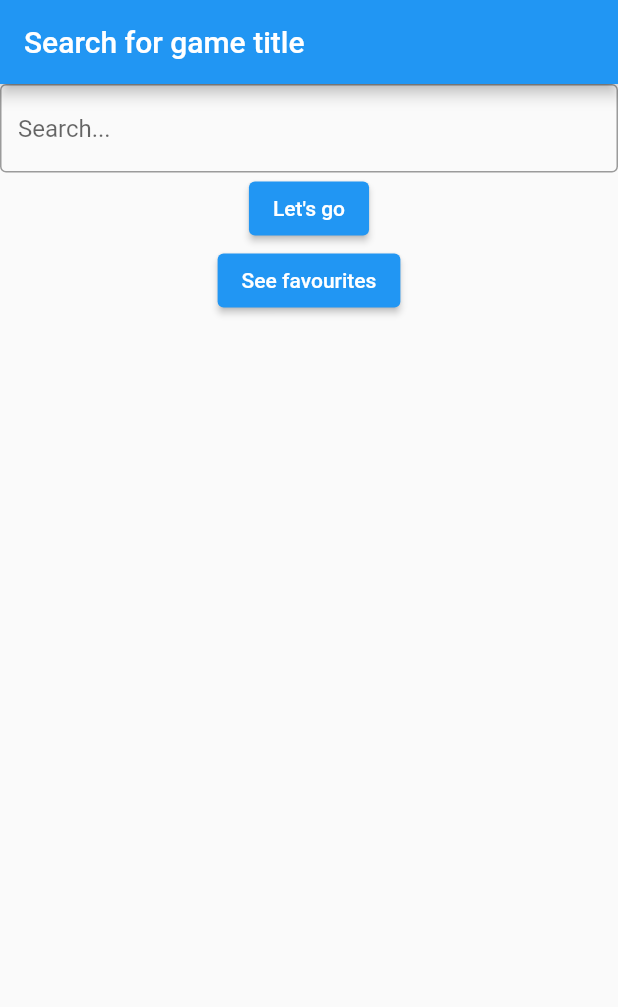
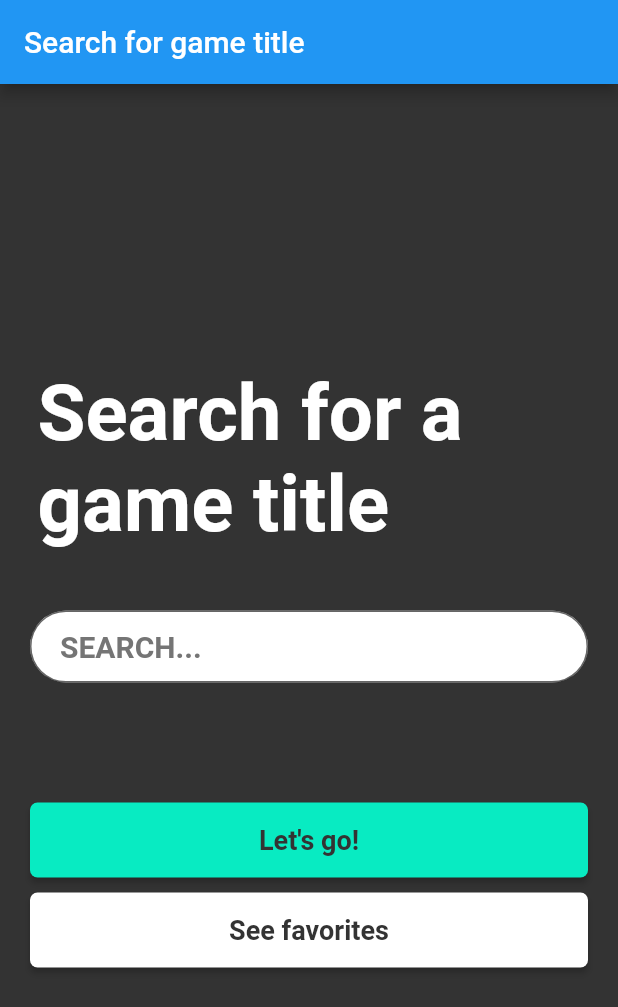
Before and after one commit to fucskonorbi/FlutterFavouriteGames, a Flutter app: the screen it shows after launch, on a phone screen of 412 x 824 dp. Shown: the top 1007 px of the screen. Run offline on Flutter 3.47's test engine with Material 2 defaults, Android fonts, the light colour scheme and no system bars; our stand-ins replace bloc, dio, equatable, floor, flutter_bloc, get_it and 3 more; accounts and stored records are empty; generated files the repository leaves out were written again.

Commit message:
Add new views

```diff
--- a/flutter_favourite_games_app/lib/main.dart
+++ b/flutter_favourite_games_app/lib/main.dart
@@ -5,6 +5,7 @@ import 'package:flutter_favourite_games_app/data/network/dio_cheapshark_service.
 import 'package:flutter_favourite_games_app/di/di.dart';
 import 'package:flutter_favourite_games_app/ui/deal_list.dart';
 import 'package:flutter_favourite_games_app/ui/search_page.dart';
+import 'package:flutter_favourite_games_app/ui/theme.dart';
 import 'package:get_it/get_it.dart';
 
 void main() {
@@ -26,9 +27,7 @@ class MyApp extends StatelessWidget {
       builder: (context, snapshot) {
         return MaterialApp(
           title: 'Game Deals',
-          theme: ThemeData(
-            primarySwatch: Colors.blue,
-          ),
+          theme: theme(),
           home: const SearchPage(),
           onGenerateRoute: (settings) {
             final name = settings.name ?? '';
--- /dev/null
+++ b/flutter_favourite_games_app/lib/ui/components/custom_button.dart
@@ -0,0 +1,42 @@
+import 'package:flutter/material.dart';
+
+class CustomButton extends StatelessWidget {
+  final Color color;
+  final String text;
+  final Function onPressed;
+
+  const CustomButton({
+    Key? key,
+    required this.color,
+    required this.text,
+    required this.onPressed,
+  }) : super(key: key);
+
+  @override
+  Widget build(BuildContext context) {
+    return Container(
+      width: MediaQuery.of(context).size.width,
+      height: 50.0,
+      child: ElevatedButton(
+        style: ElevatedButton.styleFrom(
+          primary: color,
+          shape: RoundedRectangleBorder(
+            borderRadius: BorderRadius.circular(5.0),
+          ),
+        ),
+        onPressed: () {
+          onPressed();
+        },
+        child: Text(
+          text,
+          style: TextStyle(
+            color: Theme.of(context).scaffoldBackgroundColor,
+            fontSize: 18.0,
+            fontWeight: FontWeight.bold,
+            fontFamily: 'Roboto',
+          ),
+        ),
+      ),
+    );
+  }
+}
--- a/flutter_favourite_games_app/lib/ui/search_page.dart
+++ b/flutter_favourite_games_app/lib/ui/search_page.dart
@@ -4,46 +4,96 @@ import 'package:flutter_favourite_games_app/ui/deal_list.dart';
 import 'package:flutter_favourite_games_app/ui/favourite_page.dart';
 
 import '../blocs/searched_deals/searched_deals_bloc.dart';
+import 'components/custom_button.dart';
 
 class SearchPage extends StatelessWidget {
   const SearchPage({Key? key}) : super(key: key);
 
   @override
   Widget build(BuildContext context) {
-    // Search for game title headline
-    // Search... text field
-    // Let's go button
-    // See favourites button
+    final textController = TextEditingController();
     return SafeArea(
       child: Scaffold(
         appBar: AppBar(
           title: const Text('Search for game title'),
         ),
-        body: Column(
+        backgroundColor: Theme.of(context).scaffoldBackgroundColor,
+        body: Padding(
+          padding: const EdgeInsets.fromLTRB(20, 0, 20, 0),
+          child: Column(
+            mainAxisAlignment: MainAxisAlignment.center,
+            crossAxisAlignment: CrossAxisAlignment.center,
             children: [
-            TextFormField(
+              const Padding(
+                padding: EdgeInsets.fromLTRB(5, 40, 5, 40),
+                child: Text(
+                  'Search for a game title',
+                  style: TextStyle(
+                      fontSize: 52,
+                      fontWeight: FontWeight.bold,
+                      color: Colors.white,
+                      fontFamily: 'Roboto'),
+                  softWrap: true,
+                ),
+              ),
+              Padding(
+                padding: const EdgeInsets.fromLTRB(0, 0, 0, 70),
+                child: TextFormField(
+                  controller: textController,
+                  style: const TextStyle(
+                      fontSize: 20,
+                      fontWeight: FontWeight.bold,
+                      color: Color(0xFF757575),
+                      fontFamily: 'Roboto'),
                   decoration: const InputDecoration(
-                  hintText: 'Search...', border: OutlineInputBorder()),
+                      hintText: 'SEARCH...',
+                      hintStyle: TextStyle(
+                          fontSize: 20,
+                          fontWeight: FontWeight.bold,
+                          color: Color(0xFF757575),
+                          fontFamily: 'Roboto'),
+                      labelStyle: TextStyle(
+                          fontSize: 20,
+                          fontWeight: FontWeight.bold,
+                          color: Color(0xFF757575),
+                          fontFamily: 'Roboto'),
+                      contentPadding: EdgeInsets.fromLTRB(20, 0, 20, 0),
+                      border: OutlineInputBorder(
+                        borderRadius: BorderRadius.all(Radius.circular(30.0)),
                       ),
-            ElevatedButton(
+                      fillColor: Color(0xFFFFFFFF),
+                      filled: true),
+                ),
+              ),
+              Padding(
+                padding: const EdgeInsets.fromLTRB(0, 10, 0, 10),
+                child: CustomButton(
+                  color: Theme.of(context).primaryColor,
+                  text: 'Let\'s go!',
                   onPressed: () {
                     Navigator.push(
                         context,
                         MaterialPageRoute(
-                        builder: (context) => const DealList(title: "league")));
+                            builder: (context) =>
+                                DealList(title: textController.text)));
                   },
-              child: const Text('Let\'s go'),
                 ),
-            ElevatedButton(
+              ),
+              Padding(
+                padding: const EdgeInsets.fromLTRB(0, 0, 0, 30),
+                child: CustomButton(
+                  color: Theme.of(context).dialogBackgroundColor,
+                  text: 'See favorites',
                   onPressed: () {
                     Navigator.push(
                         context,
                         MaterialPageRoute(
                             builder: (context) => const FavouritePage()));
                   },
-              child: const Text('See favourites'),
+                ),
               ),
             ],
+          ),
         ),
       ),
     );
--- a/flutter_favourite_games_app/lib/ui/theme.dart
+++ b/flutter_favourite_games_app/lib/ui/theme.dart
@@ -2,8 +2,22 @@ import 'package:flutter/material.dart';
 
 ThemeData theme() {
   return ThemeData(
-    backgroundColor: Color(0x5A5A5A),
-    primaryColor: Color(0x2AEAC2),
-    scaffoldBackgroundColor: Color(0x333333),
+    backgroundColor: Color(0xFF5A5A5A),
+    primarySwatch: Colors.blue,
+    primaryColor: Color(0xFF08ebc2),
+    scaffoldBackgroundColor: Color(0xFF333333),
+    dialogBackgroundColor: Color.fromARGB(255, 255, 255, 255),
+    primaryTextTheme: const TextTheme(
+      bodyText1: TextStyle(
+        color: Color(0xffffff),
+        fontSize: 20,
+        fontWeight: FontWeight.normal,
+      ),
+      bodyText2: TextStyle(
+        color: Color(0x08ebc2),
+        fontSize: 18,
+        fontWeight: FontWeight.normal,
+      ),
+    ),
   );
 }
```
Also changed, not shown: flutter_favourite_games_app/lib/ui/components/custom_listitem.dart (added, +54 -0 lines), flutter_favourite_games_app/lib/ui/deal_list.dart (+8 -8 lines), flutter_favourite_games_app/lib/ui/favourite_page.dart (+89 -31 lines). Lines whose indentation alone changed are shown as unchanged.
